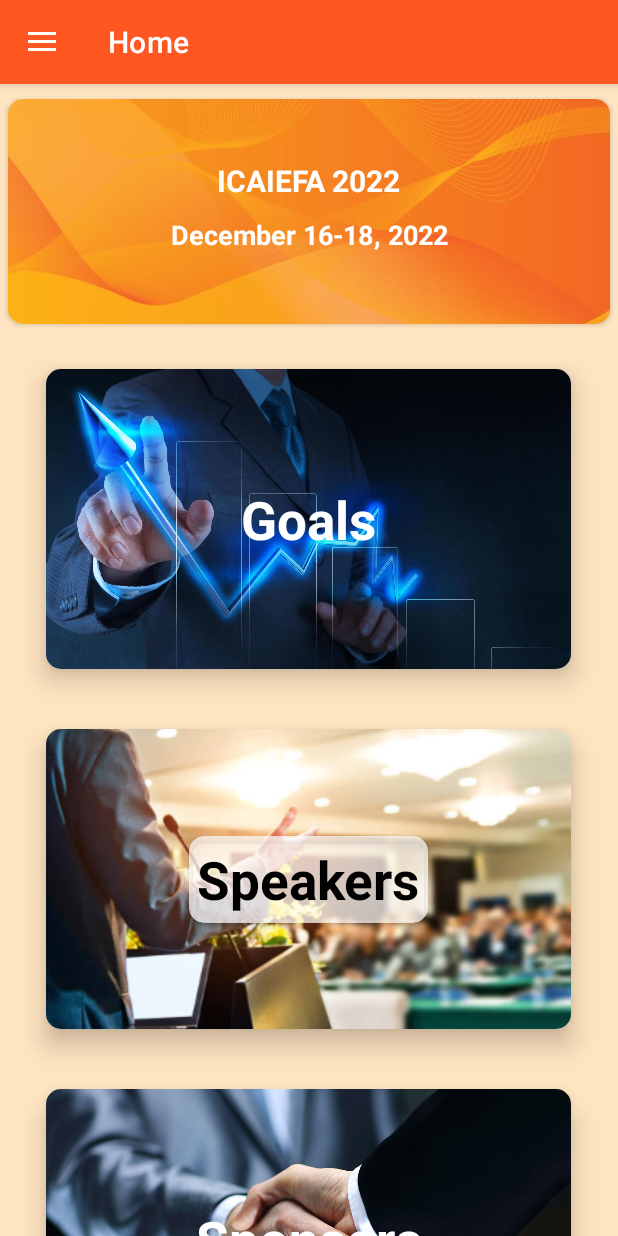
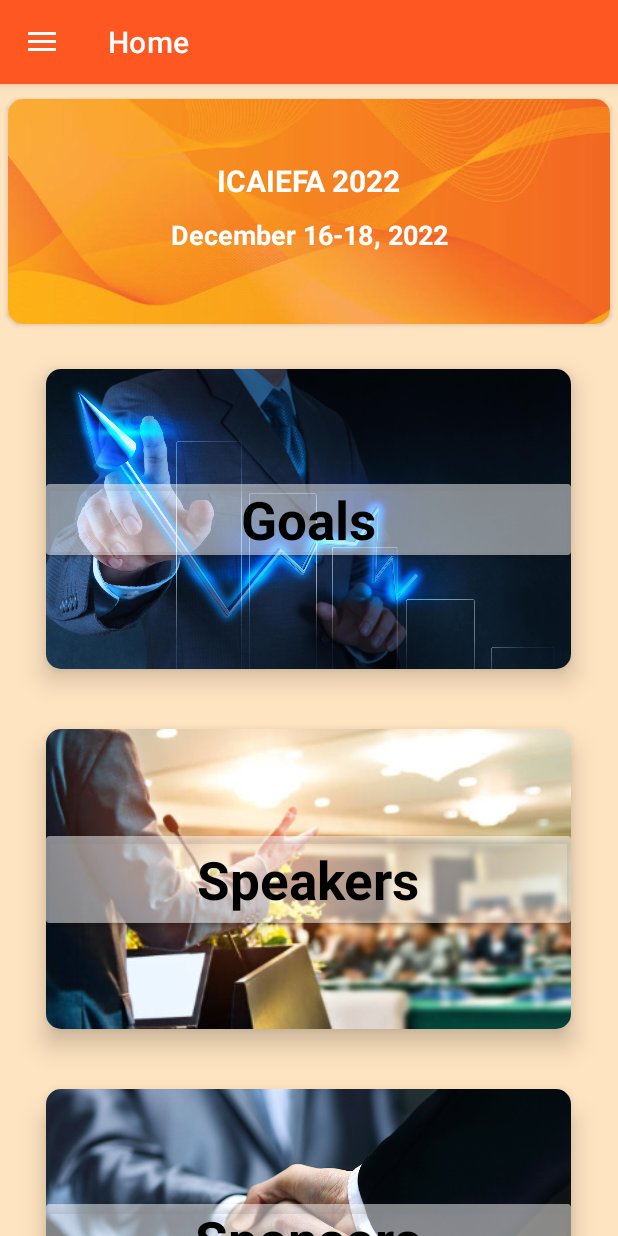
Before and after one commit to AdiKul1294/ICAIEFA_2022, an Android app: the screen it shows after launch (MainActivity), on a phone screen of 412 x 824 dp. Run offline under Robolectric (Android 15) with nearby library versions, the phone set to English and light mode, and no system bars; our stand-ins replace navigation-ui.

Commit message:
ui changes

```diff
--- a/app/src/main/java/com/devsoc/icaiefa_2022/fragments/HomeFragment.kt
+++ b/app/src/main/java/com/devsoc/icaiefa_2022/fragments/HomeFragment.kt
@@ -31,6 +31,10 @@ class HomeFragment : Fragment() {
 
     override fun onViewCreated(view: View, savedInstanceState: Bundle?) {
         super.onViewCreated(view, savedInstanceState)
+
+        binding.confInfoCvHf.setOnClickListener{
+            findNavController().navigate(R.id.action_nav_home_to_nav_about_conference)
+        }
         binding.goalsCvHf.setOnClickListener {
             findNavController().navigate(R.id.action_nav_home_to_nav_goal)
         }
--- a/app/src/main/res/layout/fragment_goal.xml
+++ b/app/src/main/res/layout/fragment_goal.xml
@@ -11,7 +11,7 @@
     <androidx.constraintlayout.widget.ConstraintLayout
         android:layout_width="match_parent"
         android:layout_height="match_parent"
-        android:background="#88FF9100">
+        android:background="#3EFF9100">
 
 
         <ScrollView
--- a/app/src/main/res/layout/fragment_home.xml
+++ b/app/src/main/res/layout/fragment_home.xml
@@ -103,19 +103,26 @@
                         app:layout_constraintTop_toTopOf="parent"
                         app:layout_constraintVertical_bias="1.0" />
 
+                    <androidx.cardview.widget.CardView
+                        android:layout_width="match_parent"
+                        android:layout_height="wrap_content"
+                        app:cardBackgroundColor="#80FFFFFF"
+                        app:layout_constraintBottom_toBottomOf="parent"
+                        app:layout_constraintEnd_toEndOf="parent"
+                        app:layout_constraintStart_toStartOf="parent"
+                        app:layout_constraintTop_toTopOf="parent">
+
                         <TextView
                             android:id="@+id/goals_tv_hf"
                             android:layout_width="wrap_content"
                             android:layout_height="wrap_content"
+                            android:layout_gravity="center"
                             android:text="Goals"
-                        android:textColor="#FFFFFF"
+                            android:textColor="#000000"
                             android:textSize="35sp"
-                        android:textStyle="bold"
-                        app:layout_constraintBottom_toBottomOf="parent"
-                        app:layout_constraintEnd_toEndOf="parent"
-                        app:layout_constraintStart_toStartOf="parent"
-                        app:layout_constraintTop_toTopOf="parent"
-                        app:layout_constraintVertical_bias="0.5" />
+                            android:textStyle="bold" />
+                    </androidx.cardview.widget.CardView>
+
                 </androidx.constraintlayout.widget.ConstraintLayout>
             </androidx.cardview.widget.CardView>
 
@@ -145,10 +152,9 @@
                         app:layout_constraintTop_toTopOf="parent" />
 
                     <androidx.cardview.widget.CardView
-                        android:layout_width="wrap_content"
+                        android:layout_width="match_parent"
                         android:layout_height="wrap_content"
-                        app:cardBackgroundColor="#B5FFFFFF"
-                        app:cardCornerRadius="10dp"
+                        app:cardBackgroundColor="#80FFFFFF"
                         app:layout_constraintBottom_toBottomOf="parent"
                         app:layout_constraintEnd_toEndOf="parent"
                         app:layout_constraintStart_toStartOf="parent
@@ -197,19 +203,26 @@
                         app:layout_constraintTop_toTopOf="parent"
                         app:layout_constraintVertical_bias="0.0" />
 
+                    <androidx.cardview.widget.CardView
+                        android:layout_width="match_parent"
+                        android:layout_height="wrap_content"
+                        app:cardBackgroundColor="#80FFFFFF"
+                        app:layout_constraintBottom_toBottomOf="parent"
+                        app:layout_constraintEnd_toEndOf="parent"
+                        app:layout_constraintStart_toStartOf="parent"
+                        app:layout_constraintTop_toTopOf="parent">
+
                         <TextView
                             android:id="@+id/sponsors_tv_hf"
                             android:layout_width="wrap_content"
                             android:layout_height="wrap_content"
+                            android:layout_gravity="center"
                             android:text="Sponsors"
-                        android:textColor="#FFFFFF"
+                            android:textColor="#000000"
                             android:textSize="35sp"
-                        android:textStyle="bold"
-                        app:layout_constraintBottom_toBottomOf="parent"
-                        app:layout_constraintEnd_toEndOf="parent"
-                        app:layout_constraintStart_toStartOf="parent"
-                        app:layout_constraintTop_toTopOf="parent"
-                        app:layout_constraintVertical_bias="0.5" />
+                            android:textStyle="bold" />
+                    </androidx.cardview.widget.CardView>
+
                 </androidx.constraintlayout.widget.ConstraintLayout>
             </androidx.cardview.widget.CardView>
 
@@ -238,19 +251,25 @@
                         app:layout_constraintStart_toStartOf="parent"
                         app:layout_constraintTop_toTopOf="parent" />
 
+                    <androidx.cardview.widget.CardView
+                        android:layout_width="match_parent"
+                        android:layout_height="wrap_content"
+                        app:cardBackgroundColor="#80FFFFFF"
+                        app:layout_constraintBottom_toBottomOf="parent"
+                        app:layout_constraintEnd_toEndOf="parent"
+                        app:layout_constraintStart_toStartOf="parent"
+                        app:layout_constraintTop_toTopOf="parent">
+
                         <TextView
                             android:id="@+id/maps_tv_hf"
                             android:layout_width="wrap_content"
                             android:layout_height="wrap_content"
+                            android:layout_gravity="center"
                             android:text="Maps"
                             android:textColor="#000000"
                             android:textSize="35sp"
-                        android:textStyle="bold"
-                        app:layout_constraintBottom_toBottomOf="parent"
-                        app:layout_constraintEnd_toEndOf="parent"
-                        app:layout_constraintStart_toStartOf="parent"
-                        app:layout_constraintTop_toTopOf="parent"
-                        app:layout_constraintVertical_bias="0.5" />
+                            android:textStyle="bold" />
+                    </androidx.cardview.widget.CardView>
 
                 </androidx.constraintlayout.widget.ConstraintLayout>
             </androidx.cardview.widget.CardView>
--- a/app/src/main/res/layout/fragment_restaurants.xml
+++ b/app/src/main/res/layout/fragment_restaurants.xml
@@ -9,6 +9,7 @@
 
     <androidx.constraintlayout.widget.ConstraintLayout
         android:layout_width="match_parent"
-        android:layout_height="match_parent"/>
+        android:layout_height="match_parent"
+        android:background="#3EFF9100" />
 
 </layout>
--- a/app/src/main/res/layout/fragment_sponsors.xml
+++ b/app/src/main/res/layout/fragment_sponsors.xml
@@ -11,8 +11,6 @@
             android:id="@+id/top_anim_sponf"
             android:layout_width="match_parent"
             android:layout_height="wrap_content"
-            android:layout_marginStart="-10dp"
-            android:layout_marginEnd="-10dp"
             app:layout_constraintBottom_toBottomOf="parent"
             app:layout_constraintEnd_toEndOf="parent"
             app:layout_constraintHorizontal_bias="0.5"
@@ -37,8 +35,6 @@
             android:id="@+id/bottom_anim_sponf"
             android:layout_width="match_parent"
             android:layout_height="wrap_content"
-            android:layout_marginStart="-10dp"
-            android:layout_marginEnd="-10dp"
             android:rotation="180"
             app:layout_constraintBottom_toBottomOf="parent"
             app:layout_constraintEnd_toEndOf="parent"
--- a/app/src/main/res/navigation/mobile_navigation.xml
+++ b/app/src/main/res/navigation/mobile_navigation.xml
@@ -22,6 +22,9 @@
         <action
             android:id="@+id/action_nav_home_to_nav_maps"
             app:destination="@id/nav_maps" />
+        <action
+            android:id="@+id/action_nav_home_to_nav_about_conference"
+            app:destination="@id/nav_about_conference" />
     </fragment>
     <fragment
         android:id="@+id/nav_goal"
@@ -36,7 +39,11 @@
         android:id="@+id/nav_about_conference"
         android:name="com.devsoc.icaiefa_2022.fragments.AboutConferenceFragment"
         android:label="@string/menu_about_conference"
-        tools:layout="@layout/fragment_about_conference" />
+        tools:layout="@layout/fragment_about_conference" >
+        <action
+            android:id="@+id/action_nav_about_conference_to_nav_home"
+            app:destination="@id/nav_home" />
+    </fragment>
     <fragment
         android:id="@+id/nav_maps"
         android:name="com.devsoc.icaiefa_2022.fragments.MapsFragment"
```
Lines whose indentation alone changed are shown as unchanged.
